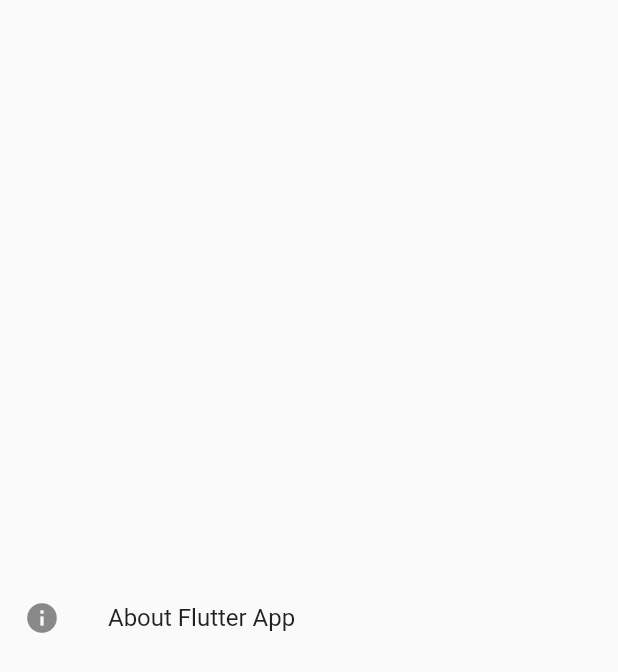
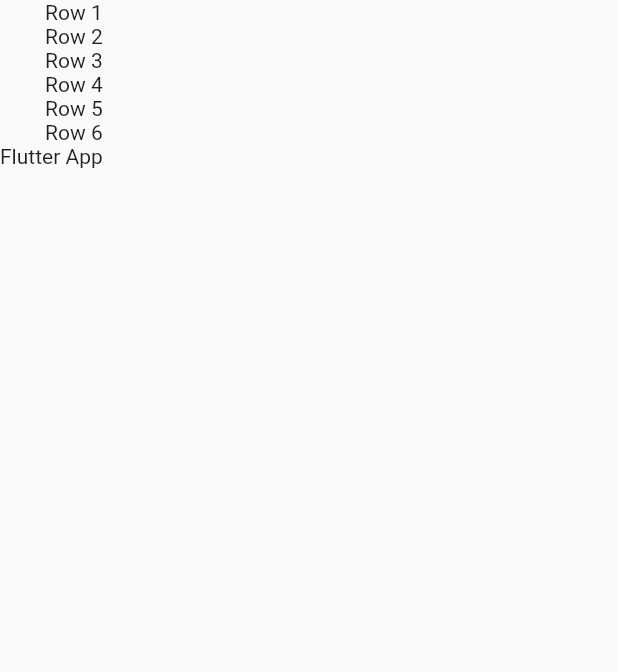
Before and after one commit to zalkary4/flutter_widget, a Flutter app: the screen it shows after launch, on a phone screen of 412 x 824 dp. Shown: the top 672 px of the screen. Run offline on Flutter 3.47's test engine with Material 2 defaults, Android fonts, the light colour scheme and no system bars; our stand-ins replace lottie.

Commit message:
add column widget

```diff
--- a/lib/main.dart
+++ b/lib/main.dart
@@ -1,5 +1,5 @@
 import 'package:flutter/material.dart';
-import 'package:flutter_widget/widgets/about_list_tile_widget.dart';
+import 'package:flutter_widget/widgets/column_widget.dart';
 
 void main() {
   runApp(const MyApp());
@@ -20,7 +20,7 @@ class _MyAppState extends State<MyApp> {
       theme: ThemeData(
         primarySwatch: Colors.blue,
       ),
-      home: const AboutListTileWidget(),
+      home: const ColumnWidget(),
     );
   }
 }
--- /dev/null
+++ b/lib/widgets/column_widget.dart
@@ -0,0 +1,32 @@
+import 'package:flutter/material.dart';
+
+class ColumnWidget extends StatefulWidget {
+  const ColumnWidget({
+    super.key,
+  });
+
+  @override
+  State<ColumnWidget> createState() => _ColumnWidgetState();
+}
+
+class _ColumnWidgetState extends State<ColumnWidget> {
+  @override
+  Widget build(BuildContext context) {
+    return Scaffold(
+      body: Column(
+        crossAxisAlignment: CrossAxisAlignment.end,
+        mainAxisAlignment: MainAxisAlignment.end,
+        mainAxisSize: MainAxisSize.min,
+        children: const [
+          Text('Row 1'),
+          Text('Row 2'),
+          Text('Row 3'),
+          Text('Row 4'),
+          Text('Row 5'),
+          Text('Row 6'),
+          Text('Flutter App'),
+        ],
+      ),
+    );
+  }
+}
```
